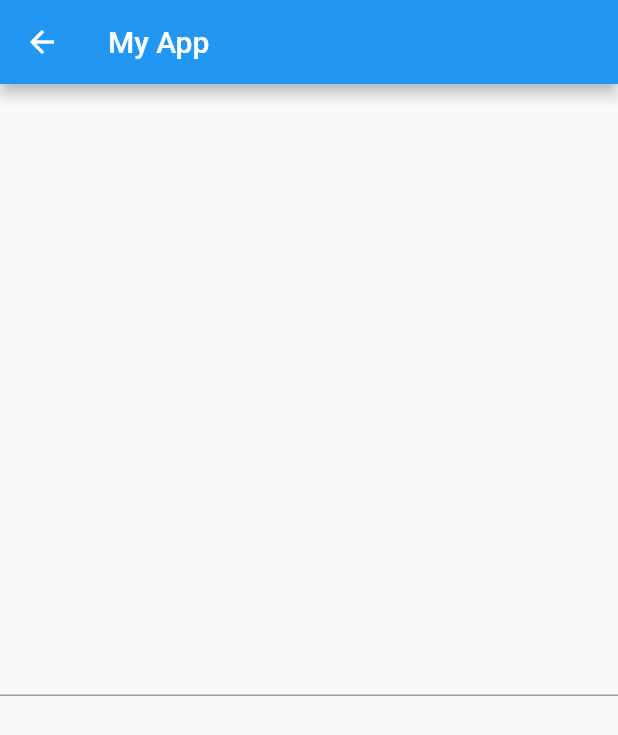
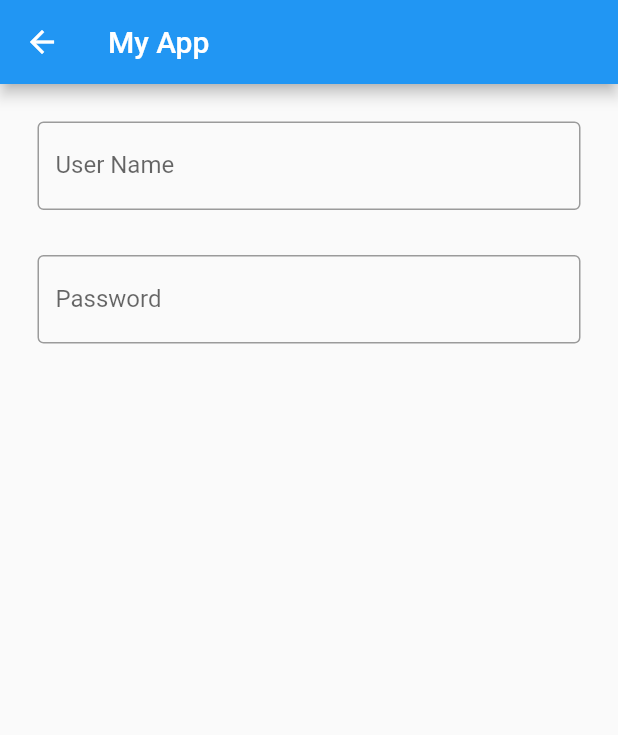
Before and after one commit to exceldeo/FlutterTutorialCrocodic, a Flutter app: the TextFieldScreen screen opened directly, on a phone screen of 412 x 824 dp. Shown: the top 735 px of the screen. Run offline on Flutter 3.47's test engine with Material 2 defaults, Android fonts, the phone set to English and light mode, and no system bars.

Commit message:
perbaikan text field

```diff
--- a/my_app/lib/TextFieldScreen.dart
+++ b/my_app/lib/TextFieldScreen.dart
@@ -12,7 +12,8 @@ class _TextFieldScreenState extends State<TextFieldScreen> {
   Widget build(BuildContext context) {
     // TextEditingController controller =
     // TextEditingController(text: "Nilai Awal");
-    TextEditingController controller = TextEditingController();
+    TextEditingController nameController = TextEditingController();
+    TextEditingController passwordController = TextEditingController();
     //         Map<String, TextEditingController> mapTextController = {
     //   "nama": TextEditingController(),
     //   "noHp": TextEditingController(),
@@ -22,24 +23,36 @@ class _TextFieldScreenState extends State<TextFieldScreen> {
         title: Text("My App"),
       ),
       body: SafeArea(
-        child: Column(
-          mainAxisAlignment: MainAxisAlignment.center,
-          children: [
-            TextField(
-              // obscureText: true,
-              onChanged: (value) {
-                print(value);
-              },
-              controller: controller,
-              style: TextStyle(
-                fontSize: 16.0,
-                fontFamily: 'Roboto',
-                color: Colors.black,
-                // fontWeight: FontWeight.bold,
-                fontWeight: FontWeight.bold,
+        child: Padding(
+          padding: const EdgeInsets.all(10.0),
+          child: Column(
+            mainAxisAlignment: MainAxisAlignment.start,
+            children: [
+              Padding(
+                padding: EdgeInsets.all(15),
+                child: TextField(
+                  controller: nameController,
+                  decoration: InputDecoration(
+                    border: OutlineInputBorder(),
+                    labelText: 'User Name',
+                    hintText: 'Enter Your Name',
+                  ),
+                ),
               ),
-            ),
-          ],
+              Padding(
+                padding: EdgeInsets.all(15),
+                child: TextField(
+                  controller: passwordController,
+                  obscureText: true,
+                  decoration: InputDecoration(
+                    border: OutlineInputBorder(),
+                    labelText: 'Password',
+                    hintText: 'Enter Password',
+                  ),
+                ),
+              ),
+            ],
+          ),
         ),
       ),
     );
```
